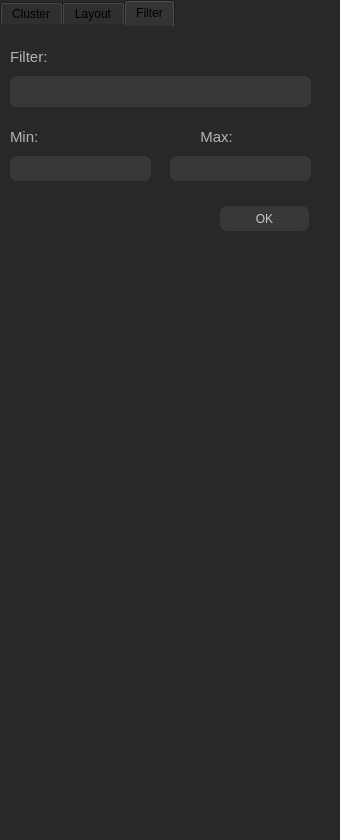
The window that resource/gui/FilterDialog.ui (dthung1602/NetworkVisualization) describes before a commit, drawn with Qt 5.
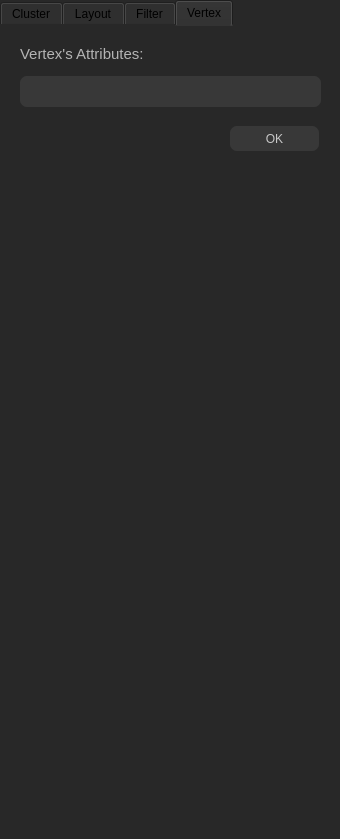
The same window after the commit. Icons and pictures are not drawn.

Commit message: Add VertexTab in FilterDialog

```diff
--- a/resource/gui/FilterDialog.ui
+++ b/resource/gui/FilterDialog.ui
@@ -7,7 +7,7 @@
     <x>0</x>
     <y>0</y>
     <width>340</width>
-    <height>840</height>
+    <height>839</height>
    </rect>
   </property>
   <property name="windowTitle">
@@ -34,7 +34,7 @@
 }</string>
    </property>
    <property name="currentIndex">
-    <number>2</number>
+    <number>3</number>
    </property>
    <widget class="QWidget" name="clusterTab">
     <attribute name="title">
@@ -432,6 +432,84 @@
      </property>
     </widget>
    </widget>
+   <widget class="QWidget" name="vertexTab">
+    <attribute name="title">
+     <string>Vertex</string>
+    </attribute>
+    <widget class="QLabel" name="vertexLabel">
+     <property name="geometry">
+      <rect>
+       <x>20</x>
+       <y>20</y>
+       <width>151</width>
+       <height>16</height>
+      </rect>
+     </property>
+     <property name="styleSheet">
+      <string notr="true">color: rgb(180,180,180);
+font-size: 15px;
+background-color: transparent;</string>
+     </property>
+     <property name="text">
+      <string>Vertex's Attributes:</string>
+     </property>
+    </widget>
+    <widget class="QComboBox" name="selectVertex">
+     <property name="geometry">
+      <rect>
+       <x>20</x>
+       <y>50</y>
+       <width>301</width>
+       <height>31</height>
+      </rect>
+     </property>
+     <property name="styleSheet">
+      <string notr="true">QComboBox{
+	color: rgb(200, 200, 200);
+	border-style: none;
+    border-radius: 7px;
+	background-color: #383838;
+	padding-left: 13px;
+}
+
+QComboBox::drop-down 
+{
+    border: 0px; /* This seems to replace the whole arrow of the combo box */
+}
+QComboBox::down-arrow {
+   image: url(&quot;resource/gui/tool/down-arrow.png&quot;);
+    width: 9px;
+    height: 9px;
+	padding-right: 10px;
+}</string>
+     </property>
+    </widget>
+    <widget class="QPushButton" name="applyVertexBtn">
+     <property name="geometry">
+      <rect>
+       <x>230</x>
+       <y>100</y>
+       <width>89</width>
+       <height>25</height>
+      </rect>
+     </property>
+     <property name="styleSheet">
+      <string notr="true">QPushButton{
+	color: rgb(200, 200, 200);
+	border-style: 2px solid rgb(200, 200, 200);
+    border-radius: 7px;
+	background-color: #383838;
+}
+
+QPushButton:hover{
+	background-color: #303030;
+}</string>
+     </property>
+     <property name="text">
+      <string>OK</string>
+     </property>
+    </widget>
+   </widget>
   </widget>
  </widget>
  <resources/>
```
The commit also changes 3 other files.
